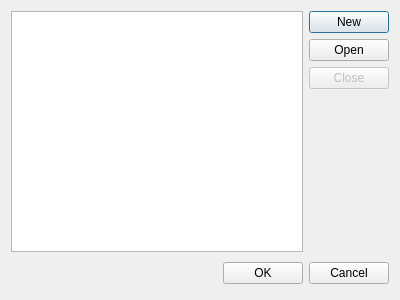
Qt form source/vocabularyorganizerdialog.ui (martin-kudlicka/vocabulary-master) before a commit.
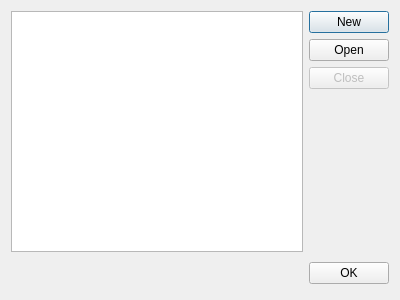
The same form after that commit.

Commit message: - Cancel button

What changed in the file:
```diff
--- a/source/vocabularyorganizerdialog.ui
+++ b/source/vocabularyorganizerdialog.ui
@@ -94,13 +94,6 @@
        </property>
       </widget>
      </item>
-     <item>
-      <widget class="QPushButton" name="cancelButton">
-       <property name="text">
-        <string>Cancel</string>
-       </property>
-      </widget>
-     </item>
     </layout>
    </item>
   </layout>
```
Left out of the diff: 16 changed lines with no effect on the pictures.
